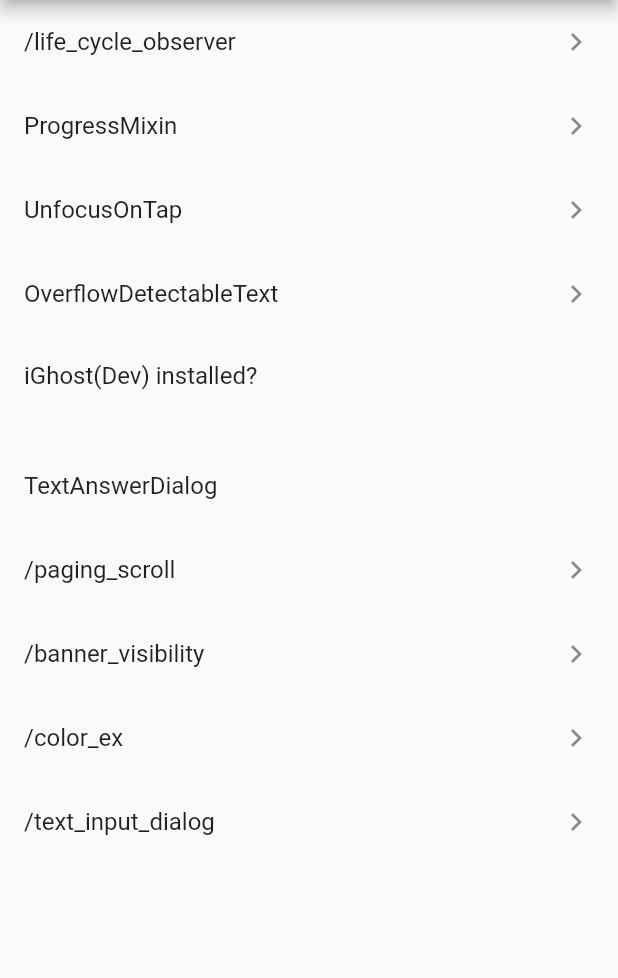
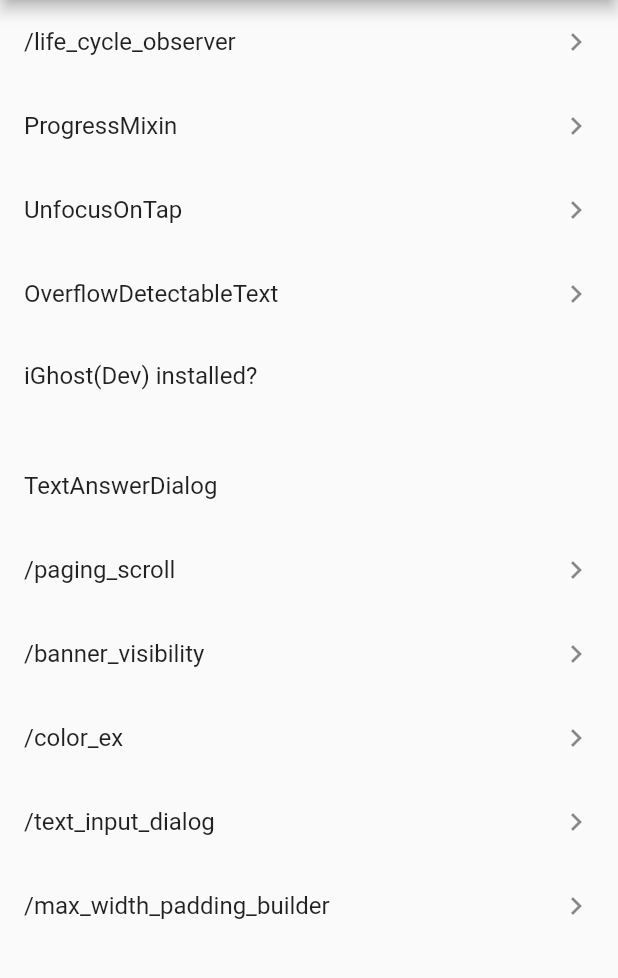
Before and after one commit to mono0926/flutter_mono_kit, a Flutter app: the screen it shows after launch, on a phone screen of 412 x 824 dp, the part 84-1062 px from its top. Run offline on Flutter 3.47's test engine with Material 2 defaults, Android fonts, the phone set to English and light mode, and no system bars; our stand-ins replace flutter_cache_manager, rxdart, tinycolor; missing offline and left inert: disposable_provider, simple_logger.

Commit message:
Add MaxWidthPaddingBuilder

```diff
--- a/example/lib/pages/home_page.dart
+++ b/example/lib/pages/home_page.dart
@@ -1,6 +1,7 @@
 import 'package:example/pages/banner_visibility_page.dart';
 import 'package:example/pages/color_ex_page.dart';
 import 'package:example/pages/life_cycle_observer_page.dart';
+import 'package:example/pages/max_width_padding_builder_page.dart';
 import 'package:example/pages/overflow_detectable_text_page/overflow_detectable_text_page.dart';
 import 'package:example/pages/paging_scroll_page.dart';
 import 'package:example/pages/progress_mixin_page.dart';
@@ -128,6 +129,14 @@ class HomePage extends StatelessWidget {
               Navigator.of(context).pushNamed(TextInputDialogPage.routeName);
             },
           ),
+          ListTile(
+            title: const Text(MaxWidthPaddingBuilderPage.routeName),
+            trailing: const Icon(Icons.chevron_right),
+            onTap: () {
+              Navigator.of(context)
+                  .pushNamed(MaxWidthPaddingBuilderPage.routeName);
+            },
+          ),
         ],
       ),
     );
--- /dev/null
+++ b/example/lib/pages/max_width_padding_builder_page.dart
@@ -0,0 +1,27 @@
+import 'package:flutter/material.dart';
+import 'package:mono_kit/mono_kit.dart';
+
+class MaxWidthPaddingBuilderPage extends StatelessWidget {
+  const MaxWidthPaddingBuilderPage({Key key}) : super(key: key);
+
+  static const routeName = '/max_width_padding_builder';
+
+  @override
+  Widget build(BuildContext context) {
+    return Scaffold(
+      appBar: AppBar(
+        title: const Text(routeName),
+      ),
+      body: MaxWidthPaddingBuilder(
+        width: 300,
+        builder: (context, padding) => ListView(
+          padding: padding,
+          children: List.filled(
+            3,
+            const Placeholder(),
+          ),
+        ),
+      ),
+    );
+  }
+}
--- a/example/lib/router.dart
+++ b/example/lib/router.dart
@@ -1,6 +1,7 @@
 import 'package:example/pages/banner_visibility_page.dart';
 import 'package:example/pages/color_ex_page.dart';
 import 'package:example/pages/life_cycle_observer_page.dart';
+import 'package:example/pages/max_width_padding_builder_page.dart';
 import 'package:example/pages/overflow_detectable_text_page/overflow_detectable_text_page.dart';
 import 'package:example/pages/paging_scroll_page.dart';
 import 'package:example/pages/text_input_dialog_page.dart';
@@ -21,6 +22,8 @@ class Router {
     BannerVisibilityPage.routeName: (context) => const BannerVisibilityPage(),
     ColorExPage.routeName: (context) => const ColorExPage(),
     TextInputDialogPage.routeName: (context) => const TextInputDialogPage(),
+    MaxWidthPaddingBuilderPage.routeName: (context) =>
+        const MaxWidthPaddingBuilderPage(),
   };
 
   Route handle(RouteSettings settings) {
--- /dev/null
+++ b/lib/widgets/max_width_padding_builder.dart
@@ -0,0 +1,31 @@
+import 'dart:math';
+
+import 'package:flutter/material.dart';
+
+typedef PaddingWidgetBuilder = Widget Function(
+    BuildContext context, EdgeInsets padding);
+
+class MaxWidthPaddingBuilder extends StatelessWidget {
+  const MaxWidthPaddingBuilder({
+    Key key,
+    this.width = 768,
+    @required this.builder,
+  }) : super(key: key);
+
+  final double width;
+  final PaddingWidgetBuilder builder;
+
+  @override
+  Widget build(BuildContext context) {
+    return LayoutBuilder(
+      builder: (context, constraints) {
+        return builder(
+          context,
+          EdgeInsets.symmetric(
+            horizontal: max(0, constraints.maxWidth - width) / 2,
+          ),
+        );
+      },
+    );
+  }
+}
--- a/lib/widgets/widgets.dart
+++ b/lib/widgets/widgets.dart
@@ -7,6 +7,7 @@ export 'better_stream_builder.dart';
 export 'centered_max_width.dart';
 export 'itemized_text.dart';
 export 'listener/listener.dart';
+export 'max_width_padding_builder.dart';
 export 'overflow_detectable_text.dart';
 export 'ripple_effect_button.dart';
 export 'scroll_keyboard_shortcut.dart';
--- a/pubspec.yaml
+++ b/pubspec.yaml
@@ -1,6 +1,6 @@
 name: mono_kit
 description: A collection of convenient widgets and utils made by mono. Under construction now.
-version: 0.12.1
+version: 0.12.2
 homepage: https://github.com/mono0926/flutter_mono_kit
 environment:
   sdk: ">=2.6.0 <3.0.0"
```
Also changed, not shown: 1 other file.
